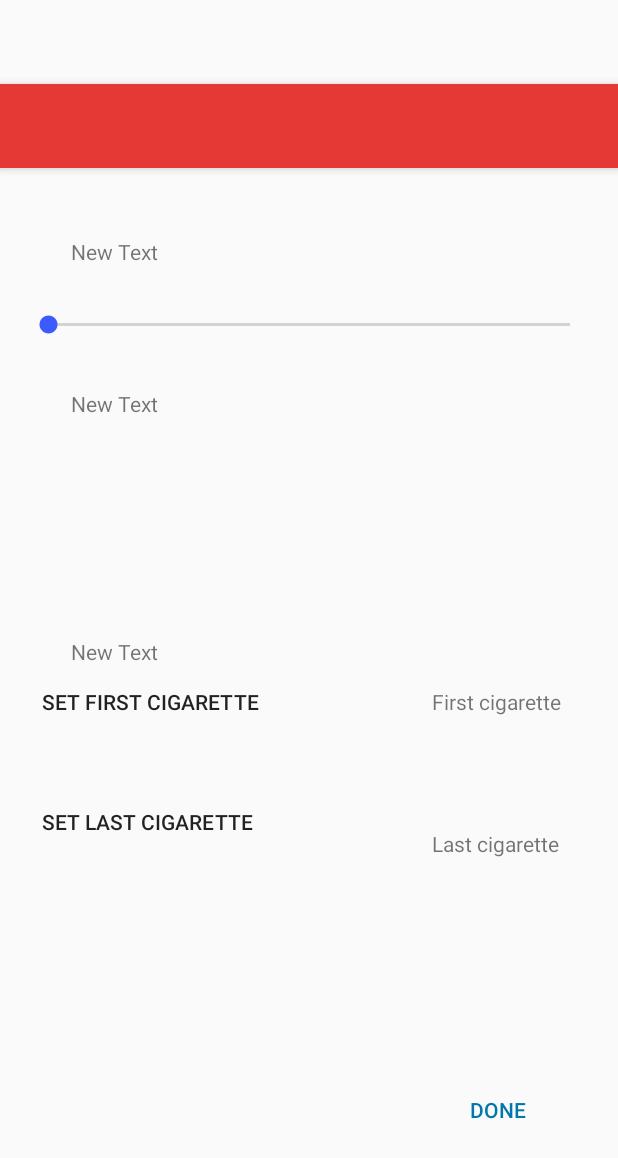
After one commit to matteopasina/StopItv0.2, an Android app: the layout activity_first_login_settings.xml on its own in the app's theme, with its tools: preview values and no code run, on a phone screen of 412 x 824 dp. The commit adds this screen. Shown: the top 1158 px of the screen. Run offline under Robolectric (Android 15) with nearby library versions, the phone set to English and light mode, and no system bars.

Commit message:
config activity after login

```diff
--- a/mobile/src/main/AndroidManifest.xml
+++ b/mobile/src/main/AndroidManifest.xml
@@ -44,6 +44,10 @@
         <activity
             android:name=".activities.AddMoneyTargetActivity"
             android:label="@string/title_activity_add_money_target"
+            android:theme="@style/AppTheme.NoActionBar" />
+        <activity
+            android:name=".activities.FirstLoginSettingsActivity"
+            android:label="@string/title_activity_first_login_settings"
             android:theme="@style/AppTheme.NoActionBar"></activity>
     </application>
 
--- /dev/null
+++ b/mobile/src/main/res/layout/activity_first_login_settings.xml
@@ -0,0 +1,26 @@
+<?xml version="1.0" encoding="utf-8"?>
+<android.support.design.widget.CoordinatorLayout xmlns:android="http://schemas.android.com/apk/res/android"
+    xmlns:app="http://schemas.android.com/apk/res-auto"
+    xmlns:tools="http://schemas.android.com/tools"
+    android:layout_width="match_parent"
+    android:layout_height="match_parent"
+    android:fitsSystemWindows="true"
+    tools:context="it.polimi.stopit.activities.FirstLoginSettingsActivity">
+
+    <android.support.design.widget.AppBarLayout
+        android:layout_width="match_parent"
+        android:layout_height="wrap_content"
+        android:theme="@style/AppTheme.AppBarOverlay">
+
+        <android.support.v7.widget.Toolbar
+            android:id="@+id/toolbar"
+            android:layout_width="match_parent"
+            android:layout_height="?attr/actionBarSize"
+            android:background="?attr/colorPrimary"
+            app:popupTheme="@style/AppTheme.PopupOverlay" />
+
+    </android.support.design.widget.AppBarLayout>
+
+    <include layout="@layout/content_first_login_settings" />
+
+</android.support.design.widget.CoordinatorLayout>
--- /dev/null
+++ b/mobile/src/main/res/layout/content_first_login_settings.xml
@@ -0,0 +1,102 @@
+<?xml version="1.0" encoding="utf-8"?>
+<RelativeLayout xmlns:android="http://schemas.android.com/apk/res/android"
+    xmlns:app="http://schemas.android.com/apk/res-auto"
+    xmlns:tools="http://schemas.android.com/tools"
+    android:layout_width="match_parent"
+    android:layout_height="match_parent"
+    android:paddingBottom="@dimen/activity_vertical_margin"
+    android:paddingLeft="@dimen/activity_horizontal_margin"
+    android:paddingRight="@dimen/activity_horizontal_margin"
+    android:paddingTop="@dimen/activity_vertical_margin"
+    app:layout_behavior="@string/appbar_scrolling_view_behavior"
+    tools:context="it.polimi.stopit.activities.FirstLoginSettingsActivity"
+    tools:showIn="@layout/activity_first_login_settings">
+
+    <TextView
+        android:layout_width="wrap_content"
+        android:layout_height="wrap_content"
+        android:text="New Text"
+        android:id="@+id/SetCiga"
+        android:layout_marginStart="31dp"
+        android:layout_alignParentTop="true"
+        android:layout_alignParentStart="true"
+        android:layout_marginTop="30dp" />
+
+    <SeekBar
+        android:layout_width="match_parent"
+        android:layout_height="wrap_content"
+        android:padding="0dp"
+        android:id="@+id/seekBar"
+        android:layout_below="@+id/SetCiga"
+        android:layout_marginTop="30dp"
+        android:layout_alignParentEnd="true"
+        android:layout_alignParentStart="true" />
+
+    <TextView
+        android:layout_width="wrap_content"
+        android:layout_height="wrap_content"
+        android:text="New Text"
+        android:id="@+id/progress"
+        android:layout_marginTop="34dp"
+        android:layout_below="@+id/seekBar"
+        android:layout_alignStart="@+id/SetCiga" />
+
+    <TextView
+        android:layout_width="wrap_content"
+        android:layout_height="wrap_content"
+        android:text="New Text"
+        android:id="@+id/SetHFirstCiga"
+        android:layout_above="@+id/setF"
+        android:layout_alignStart="@+id/progress" />
+
+    <Button
+        android:id="@+id/setF"
+        android:layout_width="wrap_content"
+        android:layout_height="wrap_content"
+        android:text="@string/pick_time"
+        android:onClick="showTimePickerDialogFirst"
+        style="?android:attr/borderlessButtonStyle"
+        android:layout_centerVertical="true"
+        android:layout_alignParentStart="true" />
+
+    <Button
+        android:id="@+id/done"
+        android:layout_width="wrap_content"
+        android:layout_height="wrap_content"
+        android:layout_marginBottom="44dp"
+        android:layout_marginRight="20dp"
+        android:textColor="#07A"
+        android:text="DONE"
+        style="?android:attr/borderlessButtonStyle"
+        android:layout_alignParentBottom="true"
+        android:layout_alignParentEnd="true" />
+
+    <TextView
+        android:layout_width="wrap_content"
+        android:layout_height="wrap_content"
+        android:text="@string/firstC"
+        android:id="@+id/firstSizza"
+        android:layout_centerVertical="true"
+        android:layout_alignStart="@+id/lastSizza" />
+
+    <Button
+        style="?android:attr/borderlessButtonStyle"
+        android:id="@+id/button"
+        android:layout_width="wrap_content"
+        android:layout_height="wrap_content"
+        android:text="@string/picklast"
+        android:onClick="showTimePickerDialogLast"
+        android:layout_below="@+id/setF"
+        android:layout_alignParentStart="true"
+        android:layout_marginTop="32dp" />
+
+    <TextView
+        android:layout_width="wrap_content"
+        android:layout_height="wrap_content"
+        android:text="@string/lastC"
+        android:id="@+id/lastSizza"
+        android:layout_alignBottom="@+id/button"
+        android:layout_alignStart="@+id/done" />
+
+
+</RelativeLayout>
--- a/mobile/src/main/res/values/strings.xml
+++ b/mobile/src/main/res/values/strings.xml
@@ -36,5 +36,10 @@
     <string name="pref_title_art">Art</string>
     <string name="pref_title_various">Various</string>
     <string name="title_activity_add_money_target">AddMoneyTargetActivity</string>
+    <string name="title_activity_first_login_settings">FirstLoginSettingsActivity</string>
+    <string name="pick_time">Set first cigarette</string>
+    <string name="picklast">Set last cigarette</string>
+    <string name="lastC">Last cigarette</string>
+    <string name="firstC">First cigarette</string>
 
 </resources>
```
Also changed, not shown: mobile/src/main/java/it/polimi/stopit/activities/FirstLoginSettingsActivity.java (added, +172 -0 lines), mobile/src/main/java/it/polimi/stopit/activities/NavigationActivity.java (+6 -13 lines), mobile/src/main/java/it/polimi/stopit/fragments/FacebookLogin.java (+14 -11 lines), 3 other files.
